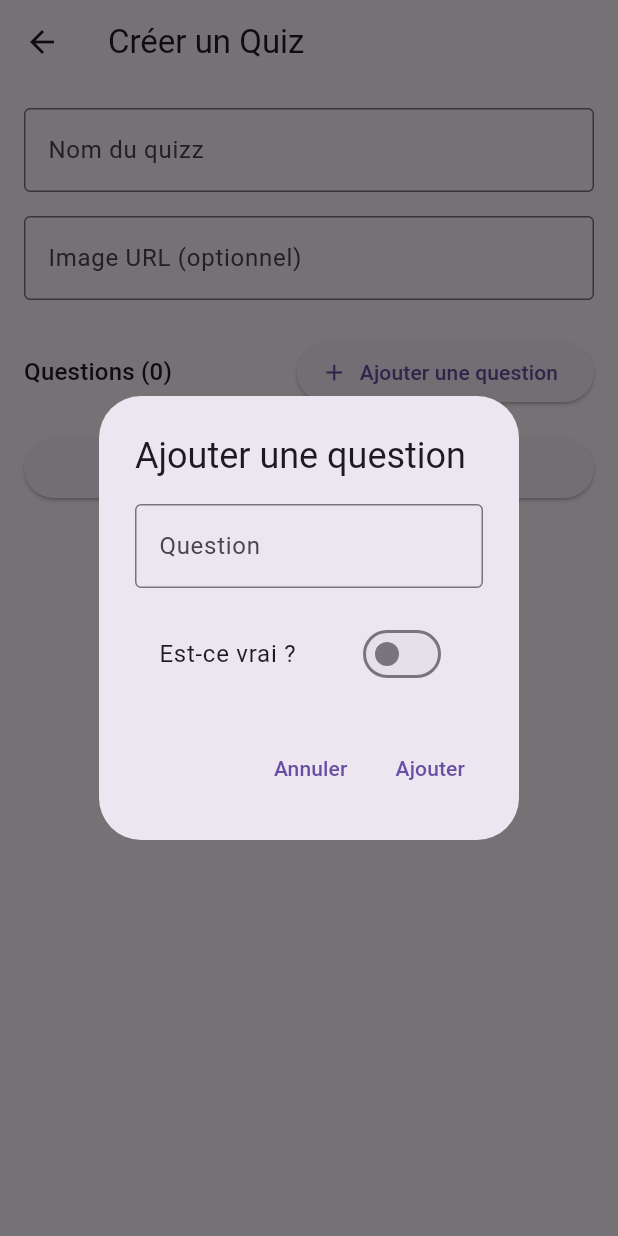
After one commit to S-elj/tp_flutter_firebase, a Flutter app: the QuizCreateScreen screen opened directly, after a tap on "Ajouter une question", on a phone screen of 412 x 824 dp. The commit adds this screen. Run offline on Flutter 3.47's test engine with Material 3 defaults, Android fonts, the phone set to English and light mode, and no system bars; our stand-ins replace cloud_firestore, firebase_auth, firebase_core; accounts and stored records are empty.

Commit message:
refactor: abstraction des widgets

```diff
--- a/lib/data/providers/quiz_provider.dart
+++ b/lib/data/providers/quiz_provider.dart
@@ -54,11 +54,12 @@ class QuizProvider extends ChangeNotifier {
     notifyListeners();
   }
 
-  void endQuiz() {
+  Future<void> endQuiz() async {
     currentQuiz = null;
     currentQuestion = null;
     _game.endGame();
-    notifyListeners();
+
+    await updateQuizList();
   }
 
   void answerQuestion(bool answer) {
--- a/lib/presentation/screens/home.dart
+++ b/lib/presentation/screens/home.dart
@@ -2,7 +2,7 @@ import 'package:flutter/material.dart';
 import 'package:provider/provider.dart';
 import '../../data/providers/auth_provider.dart';
 import '../../data/providers/quiz_provider.dart';
-import '../widget/home_widget.dart';
+import '../widget/home_widgets.dart';
 class HomeScreen extends StatefulWidget {
   const HomeScreen({super.key});
 
--- /dev/null
+++ b/lib/presentation/widget/quiz_create_widgets.dart
@@ -0,0 +1,178 @@
+import 'package:flutter/material.dart';
+import '../../data/models/quiz_model.dart';
+
+class QuizFormFields extends StatelessWidget {
+  final TextEditingController nameController;
+  final TextEditingController imageController;
+
+  const QuizFormFields({
+    super.key,
+    required this.nameController,
+    required this.imageController,
+  });
+
+  @override
+  Widget build(BuildContext context) {
+    return Column(
+      children: [
+        TextFormField(
+          controller: nameController,
+          decoration: const InputDecoration(
+            labelText: 'Nom du quizz',
+            border: OutlineInputBorder(),
+          ),
+          validator: (value) {
+            if (value?.isEmpty ?? true) {
+              return 'Entrez un nom';
+            }
+            return null;
+          },
+        ),
+        const SizedBox(height: 16),
+        TextFormField(
+          controller: imageController,
+          decoration: const InputDecoration(
+            labelText: 'Image URL (optionnel)',
+            border: OutlineInputBorder(),
+          ),
+        ),
+      ],
+    );
+  }
+}
+
+class QuestionsList extends StatelessWidget {
+  final List<Question> questions;
+  final Function(int) onDelete;
+  final VoidCallback onAdd;
+
+  const QuestionsList({
+    super.key,
+    required this.questions,
+    required this.onDelete,
+    required this.onAdd,
+  });
+
+  @override
+  Widget build(BuildContext context) {
+    return Column(
+      children: [
+        Row(
+          mainAxisAlignment: MainAxisAlignment.spaceBetween,
+          children: [
+            Text(
+              'Questions (${questions.length})',
+              style: Theme.of(context).textTheme.titleMedium,
+            ),
+            ElevatedButton.icon(
+              onPressed: onAdd,
+              icon: const Icon(Icons.add),
+              label: const Text('Ajouter une question'),
+            ),
+          ],
+        ),
+        const SizedBox(height: 8),
+        ...questions.asMap().entries.map((entry) {
+          final index = entry.key;
+          final question = entry.value;
+          return QuestionCard(
+            question: question,
+            onDelete: () => onDelete(index),
+          );
+        }),
+      ],
+    );
+  }
+}
+
+class QuestionCard extends StatelessWidget {
+  final Question question;
+  final VoidCallback onDelete;
+
+  const QuestionCard({
+    super.key,
+    required this.question,
+    required this.onDelete,
+  });
+
+  @override
+  Widget build(BuildContext context) {
+    return Card(
+      margin: const EdgeInsets.symmetric(vertical: 4),
+      child: ListTile(
+        title: Text(question.text),
+        subtitle: Text('Bonne réponse: ${question.isCorrect ? 'Vrai' : 'Faux'}'),
+        trailing: IconButton(
+          icon: const Icon(Icons.delete),
+          onPressed: onDelete,
+        ),
+      ),
+    );
+  }
+}
+
+class AddQuestionDialog extends StatefulWidget {
+  final void Function(Question) onAdd;
+
+  const AddQuestionDialog({
+    super.key,
+    required this.onAdd,
+  });
+
+  @override
+  State<AddQuestionDialog> createState() => _AddQuestionDialogState();
+}
+
+class _AddQuestionDialogState extends State<AddQuestionDialog> {
+  final _textController = TextEditingController();
+  bool _isCorrect = false;
+
+  @override
+  void dispose() {
+    _textController.dispose();
+    super.dispose();
+  }
+
+  @override
+  Widget build(BuildContext context) {
+    return AlertDialog(
+      title: const Text('Ajouter une question'),
+      content: Column(
+        mainAxisSize: MainAxisSize.min,
+        children: [
+          TextField(
+            controller: _textController,
+            decoration: const InputDecoration(
+              labelText: 'Question',
+              border: OutlineInputBorder(),
+            ),
+          ),
+          const SizedBox(height: 16),
+          SwitchListTile(
+            title: const Text('Est-ce vrai ?'),
+            value: _isCorrect,
+            onChanged: (value) => setState(() => _isCorrect = value),
+          ),
+        ],
+      ),
+      actions: [
+        TextButton(
+          onPressed: () => Navigator.pop(context),
+          child: const Text('Annuler'),
+        ),
+        TextButton(
+          onPressed: () {
+            if (_textController.text.isNotEmpty) {
+              widget.onAdd(Question(
+                text: _textController.text,
+                isCorrect: _isCorrect,
+              ));
+              Navigator.pop(context);
+            }
+          },
+          child: const Text('Ajouter'),
+        ),
+      ],
+    );
+  }
+}
```
Also changed, not shown: lib/data/models/quiz_score.dart (added, +31 -0 lines), lib/presentation/screens/quiz_create.dart (+29 -150 lines), lib/presentation/screens/quiz_play.dart (+26 -34 lines), lib/presentation/screens/sign_in.dart (+3 -34 lines), lib/presentation/widget/auth_widgets.dart (added, +45 -0 lines), lib/presentation/widget/quiz_play_widgets.dart (added, +115 -0 lines), lib/business_logic/blocs/quiz_bloc.dart (deleted), lib/presentation/widget/home_widgets.dart (renamed from lib/presentation/widget/home_widget.dart).
